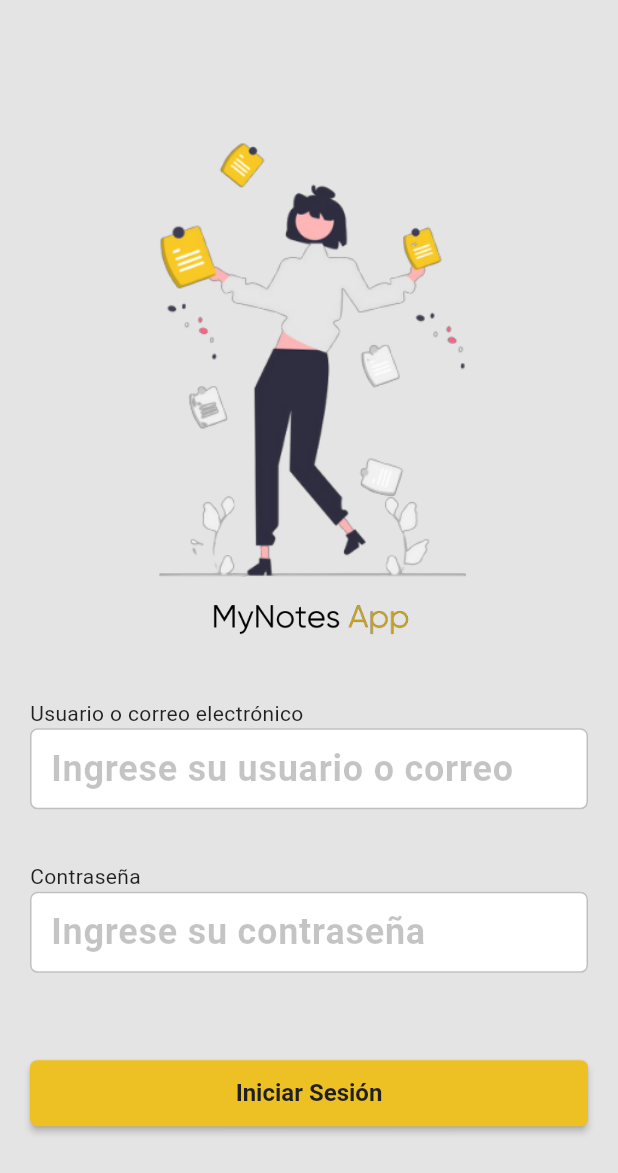
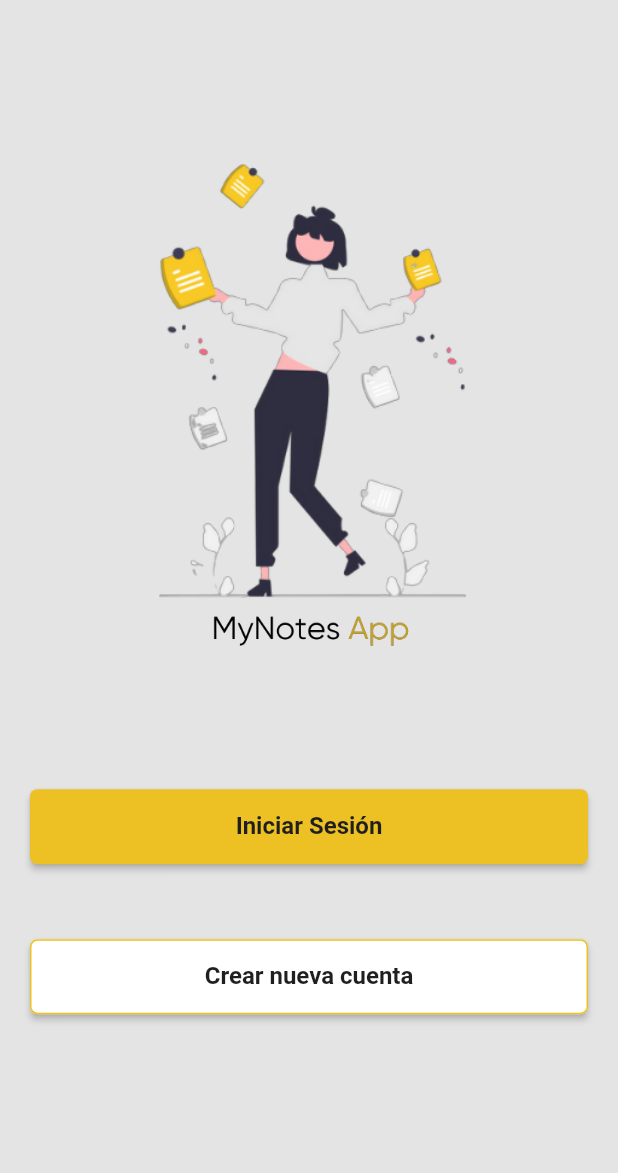
Before and after one commit to OsiNubis99/NoteApp-Frontend, a Flutter app: the screen it shows after launch, on a phone screen of 412 x 824 dp. Shown: the top 1173 px of the screen. Run offline on Flutter 3.47's test engine with Material 2 defaults, Android fonts, the phone set to English and light mode, and no system bars; our stand-ins replace dio, flutter_speed_dial, geolocator, image_cropper, image_picker, simple_gradient_text and 1 more; missing offline and left inert: google_mlkit_text_recognition, quill_html_editor.

Commit message:
New Start Screen

```diff
--- a/lib/config/routes/app_routes.dart
+++ b/lib/config/routes/app_routes.dart
@@ -2,12 +2,14 @@ import 'package:flutter/material.dart';
 import 'package:note_app_frontend/presentation/screens/home/home_screen.dart';
 import 'package:note_app_frontend/presentation/screens/note/noteEditor_screen.dart';
 import 'package:note_app_frontend/presentation/screens/note/noteList_screen.dart';
-import '../../presentation/screens/login/login_screen.dart';
+import '../../presentation/screens/start/login_screen.dart';
+import '../../presentation/screens/start/start_screen.dart';
 
 class AppRoutes {
-  static const initialRoute = 'login';
+  static const initialRoute = 'start';
 
   static Map<String, Widget Function(BuildContext)> routes = {
+    'start': (BuildContext context) => const StartScreen(),
     'login': (BuildContext context) => const LoginScreen(),
     'home': (BuildContext context) => const HomeScreen(),
     'noteList': (BuildContext context) => const NoteListScreen(),
@@ -16,7 +18,7 @@ class AppRoutes {
 
   static Route<dynamic> onGenerateRoute(RouteSettings settings) {
     return MaterialPageRoute(
-      builder: (context) => const LoginScreen(),
+      builder: (context) => const StartScreen(),
     );
   }
 }
--- a/lib/presentation/screens/login/login_screen.dart
+++ b/lib/presentation/screens/start/login_screen.dart
@@ -47,16 +47,16 @@ class _LoginScreenState extends State<LoginScreen> {
         backgroundColor: AppTheme.bgGray,
         elevation: 0,
         automaticallyImplyLeading: false,
-        /* leading: IconButton(
+        leading: IconButton(
           onPressed: () {
             Navigator.of(context).pop();
           },
           icon: const Icon(Icons.arrow_back_ios, color: Color(0XFF000000)),
-        ), */
+        ),
       ),
 
       body: SafeArea(
-        child: Padding(padding:const EdgeInsets.only(top: 30, bottom: 50.0),
+        child: Padding(padding:const EdgeInsets.only(top: 20, bottom: 50.0),
           child: Column(
               children: <Widget> [
 
@@ -64,7 +64,7 @@ class _LoginScreenState extends State<LoginScreen> {
                 Image.asset("assets/NoteAppD.png",
                   width: 235,
                   fit: BoxFit.cover,
-                ),const Spacer(),
+                ),
 
 
                 //Imagen Nombre App
@@ -74,7 +74,7 @@ class _LoginScreenState extends State<LoginScreen> {
                 ),const Spacer(),
 
                 //Input 'Usuario o correo'
-                Padding(padding: EdgeInsets.only(top:30, left:20.0, right: 20.0, bottom: 25),
+                Padding(padding: EdgeInsets.only(top:30, left:20.0, right: 20.0, bottom: 20),
                   child: Column(
                   crossAxisAlignment: CrossAxisAlignment.start,
                     children: <Widget>[
@@ -98,7 +98,7 @@ class _LoginScreenState extends State<LoginScreen> {
                           ),),
                       ),
                     ],
-                  ),),
+                  ),), const Spacer(),
 
                 //Input 'Contraseña'
                 Padding(padding: EdgeInsets.only(top:10, left:20.0, right: 20.0, bottom: 10),
@@ -129,7 +129,7 @@ class _LoginScreenState extends State<LoginScreen> {
                   ),), const Spacer(),
 
                 //Button 'iniciar sesion'
-                Padding(padding: const EdgeInsets.only(top: 40.0, left: 20, right: 20, bottom: 15),
+                Padding(padding: const EdgeInsets.only(top: 35.0, left: 20, right: 20, bottom: 30),
                 child: Row(
                   children: [ Expanded(
                       child: MaterialButton(
@@ -145,7 +145,7 @@ class _LoginScreenState extends State<LoginScreen> {
                           Navigator.pushReplacement(context, route);
                         },
 
-                        child: Padding(padding: const EdgeInsets.all(12.0),
+                        child: Padding(padding: const EdgeInsets.all(15.0),
                           child: Column(children: <Widget>[
                               Text(
                                 "Iniciar Sesión",
--- /dev/null
+++ b/lib/presentation/screens/start/start_screen.dart
@@ -0,0 +1,110 @@
+import 'package:flutter/material.dart';
+
+import '../../../config/theme/app_theme.dart';
+import 'login_screen.dart';
+
+class StartScreen extends StatefulWidget {
+  const StartScreen({Key? key}) : super(key: key);
+
+  @override
+  State<StartScreen> createState() => _StartScreenState();
+}
+
+class _StartScreenState extends State<StartScreen> {
+  @override
+
+  Widget build(BuildContext context) {
+    return Scaffold(
+      backgroundColor: AppTheme.bgGray,
+      body: SafeArea(
+        child: Padding(padding:const EdgeInsets.only(top: 100, bottom: 30.0),
+          child: Column(
+            children: <Widget> [
+
+              //Imagen principal
+                Image.asset("assets/NoteAppD.png",
+                  width: 235,
+                  fit: BoxFit.cover,
+                ),
+
+
+              //Imagen Nombre App
+                Image.asset("assets/my_notes_app.png",
+                  width: 140,
+                  fit: BoxFit.cover,
+                ),const Spacer(),
+
+              //'Iniciar sesion'
+              Padding(
+                padding: const EdgeInsets.only(top: 40.0, left: 20, right: 20, bottom: 25.0),
+                child: Row(
+                  children: [ Expanded(
+                      child: MaterialButton(
+                        color: const Color(0xFFEDC123),
+                        shape: RoundedRectangleBorder(
+                          borderRadius: BorderRadius.circular(5),
+                        ),
+
+                        //Navigator
+                        onPressed: () {
+                          Navigator.push(context,
+                            MaterialPageRoute(
+                              builder: (context) => const LoginScreen()));},
+
+                        child: Padding(
+                          padding: EdgeInsets.all(15.0),
+                          child: Column(children: <Widget>[
+                              Text(
+                                "Iniciar Sesión",
+                                style: Theme.of(context).textTheme.displaySmall,
+                              ),],
+                          ),
+                        ),
+                      ),
+                    ),
+                  ],
+                ),
+              ),
+
+              //'Crear cuenta'
+              Padding(
+                padding: const EdgeInsets.only(top: 25.0, left: 20, right: 20, bottom: 20.0),
+                child: Row(
+                  children: [ Expanded(
+                      child: MaterialButton(
+                        color: Color(0xFFFFFFFF),
+                        shape: RoundedRectangleBorder(
+                          side: const BorderSide(
+                            color: Color(0xFFEDC123),
+                          ),
+                          borderRadius: BorderRadius.circular(5),
+                        ),
+
+                        //Navigator
+                        onPressed: () {
+                          //Navigator.push(context, MaterialPageRoute(builder: (context) => const NewAccountScreen()));
+                        },
+
+                        child: Padding(
+                          padding: EdgeInsets.all(15.0),
+                          child: Column(children: <Widget>[
+                              Text(
+                                "Crear nueva cuenta",
+                                style: Theme.of(context).textTheme.displaySmall,
+                              ),],
+                          ),
+                        ),
+                      ),
+                    ),
+                  ],
+                ),
+              ),
+
+              const Spacer(),const Spacer(),
+            ],
+          ),
+        ),
+      ),
+    );
+  }
+}
--- a/lib/presentation/widgets/shared/sidebar_menu.dart
+++ b/lib/presentation/widgets/shared/sidebar_menu.dart
@@ -1,6 +1,7 @@
 import 'package:flutter/material.dart';
 import 'package:note_app_frontend/presentation/screens/home/home_screen.dart';
-import 'package:note_app_frontend/presentation/screens/login/login_screen.dart';
+import 'package:note_app_frontend/presentation/screens/start/login_screen.dart';
+import 'package:note_app_frontend/presentation/screens/start/start_screen.dart';
 
 import '../../../config/theme/app_theme.dart';
 
@@ -77,7 +78,7 @@ class SideBar extends StatelessWidget {
           //'Cerrar sesión'
           GestureDetector(
             onTap: () {
-              final route = MaterialPageRoute(builder: (context) => const LoginScreen());
+              final route = MaterialPageRoute(builder: (context) => const StartScreen());
               Navigator.push(context, route);
               },
             child: const ListTile(
```
